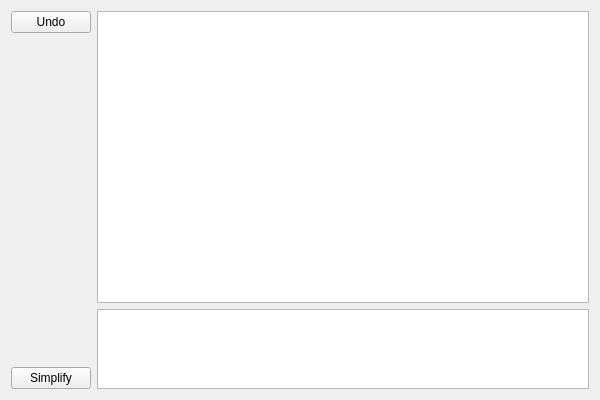
The window that tools/drawMapTest/mainwindow.ui (burp/hedgewars) describes before a commit, drawn with Qt 5.
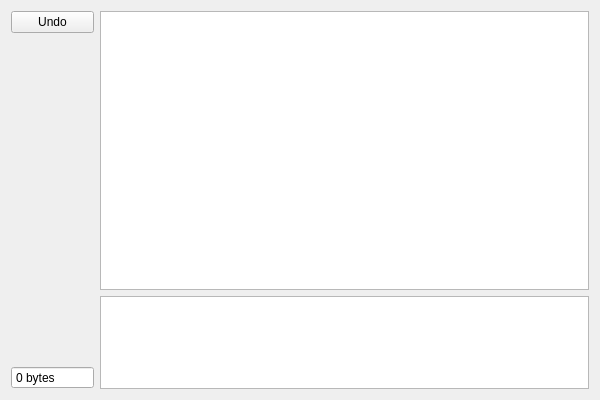
The same window after the commit.

Patch:
```diff
--- a/tools/drawMapTest/mainwindow.ui
+++ b/tools/drawMapTest/mainwindow.ui
@@ -14,19 +14,12 @@
    <string>MainWindow</string>
   </property>
   <widget class="QWidget" name="centralWidget">
-   <layout class="QGridLayout" name="gridLayout">
+   <layout class="QGridLayout" name="gridLayout" rowstretch="3,1">
     <item row="0" column="2">
      <widget class="QGraphicsView" name="graphicsView"/>
     </item>
     <item row="1" column="2">
-     <widget class="QPlainTextEdit" name="plainTextEdit">
-      <property name="maximumSize">
-       <size>
-        <width>16777215</width>
-        <height>80</height>
-       </size>
-      </property>
-     </widget>
+     <widget class="QPlainTextEdit" name="plainTextEdit"/>
     </item>
     <item row="0" column="0" rowspan="2">
      <layout class="QVBoxLayout" name="verticalLayout">
@@ -51,9 +44,18 @@
        </spacer>
       </item>
       <item>
-       <widget class="QPushButton" name="pbSimplify">
-        <property name="text">
-         <string>Simplify</string>
+       <widget class="QSpinBox" name="sbBytes">
+        <property name="readOnly">
+         <bool>true</bool>
+        </property>
+        <property name="buttonSymbols">
+         <enum>QAbstractSpinBox::NoButtons</enum>
+        </property>
+        <property name="suffix">
+         <string> bytes</string>
+        </property>
+        <property name="maximum">
+         <number>999999</number>
         </property>
        </widget>
       </item>
```
